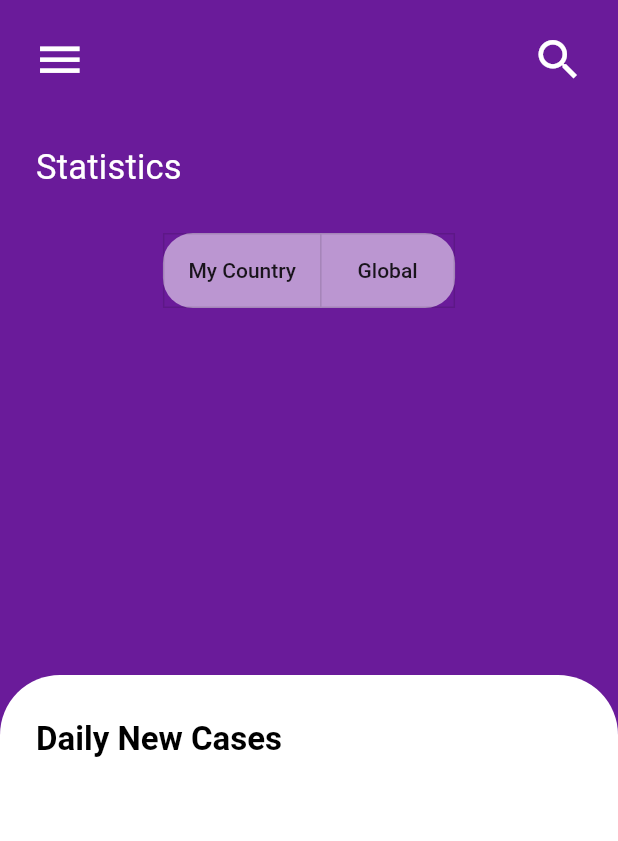
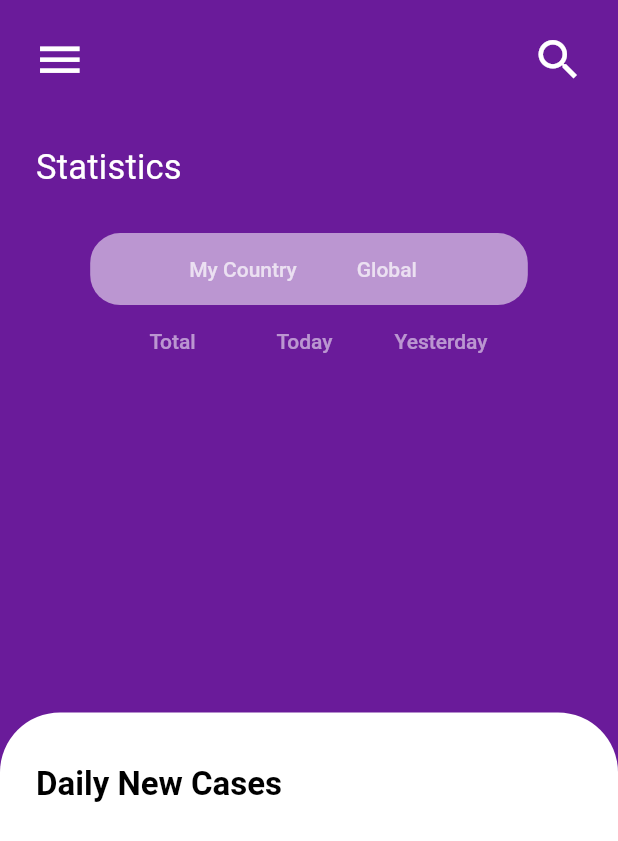
Before and after one commit to anasksy/covid19_stats, a Flutter app: the screen it shows after launch, after a tap on the "menu" icon, on a phone screen of 412 x 824 dp. Shown: the top 841 px of the screen. Run offline on Flutter 3.47's test engine with Material 2 defaults, Android fonts, the phone set to English and light mode, and no system bars.

Commit message:
Changed UI - New Buttons

```diff
--- a/lib/homescreen.dart
+++ b/lib/homescreen.dart
@@ -11,13 +11,14 @@ class _HomescreenState extends State<Homescreen> {
   Widget build(BuildContext context) {
     var size = MediaQuery.of(context).size;
     List<bool> _selections = List.generate(2, (_) => false);
+    List<bool> _selections2 = List.generate(3, (_) => false);
     return Scaffold(
       backgroundColor: Colors.purple[800],
       body: Stack(
         children: <Widget>[
           // Added white container with rounded corners
           Container(
-            margin: EdgeInsets.only(top: 450),
+            margin: EdgeInsets.only(top: 475),
             decoration: BoxDecoration(
               borderRadius: BorderRadius.only(
                 topLeft: Radius.circular(40),
@@ -38,7 +39,7 @@ class _HomescreenState extends State<Homescreen> {
                   letterSpacing: 0,
                   fontWeight: FontWeight.bold),
             ),
-            margin: EdgeInsets.only(top: 480, left: 24),
+            margin: EdgeInsets.only(top: 510, left: 24),
           ),
           SafeArea(
             child: Column(
@@ -52,7 +53,7 @@ class _HomescreenState extends State<Homescreen> {
                       child: IconButton(
                         icon: Icon(Icons.menu),
                         onPressed: () {
-                          Utils.printDebug("MENU BUTTON CLICKED");
+                          Utils.printDebug("PRESSED MENU BUTTON");
                         },
                         color: Colors.white,
                         highlightColor: Colors.white70,
@@ -65,7 +66,7 @@ class _HomescreenState extends State<Homescreen> {
                       child: IconButton(
                         icon: Icon(Icons.search),
                         onPressed: () {
-                          Utils.printDebug("SEARCH BUTTON CLICKED");
+                          Utils.printDebug("PRESSED SEARCH BUTTON");
                         },
                         color: Colors.white,
                         highlightColor: Colors.white70,
@@ -91,6 +92,7 @@ class _HomescreenState extends State<Homescreen> {
                 // Added ToggleButtons
                 // ==> My Country/Global
                 Container(
+                  padding: EdgeInsets.only(left: 50, right: 50),
                   decoration: BoxDecoration(
                     borderRadius: BorderRadius.all(
                       Radius.circular(20),
@@ -99,16 +101,25 @@ class _HomescreenState extends State<Homescreen> {
                   ),
                   margin: EdgeInsets.only(top: 30),
                   child: ToggleButtons(
+                    borderRadius: BorderRadius.all(
+                      Radius.circular(20),
+                    ),
                     children: <Widget>[
                       // maybe changing FlatButton to RaisedButton
                       FlatButton(
-                          child: Text("My Country"),
+                        child: Text(
+                          "My Country",
+                          style: TextStyle(color: Colors.white70),
+                        ),
                         onPressed: () {
                           Utils.printDebug("PRESSED MYCOUNTRY BUTTON");
                         },
                       ),
                       FlatButton(
-                          child: Text("Global"),
+                        child: Text(
+                          "Global",
+                          style: TextStyle(color: Colors.white70),
+                        ),
                         onPressed: () {
                           Utils.printDebug("PRESSED GLOBAL BUTTON");
                         },
@@ -119,8 +130,44 @@ class _HomescreenState extends State<Homescreen> {
                       setState(() {
                         _selections[index] = !_selections[index];
                       });
-                      }),
+                    },
+                    renderBorder: false,
                   ),
+                ),
+                // Added TOTAL/TODAY/YESTERDAY Buttons
+                ToggleButtons(
+                  children: <Widget>[
+                    FlatButton(
+                      child: Text(
+                        "Total",
+                        style: TextStyle(color: Colors.white54),
+                      ),
+                      onPressed: () {
+                        Utils.printDebug("PRESSED TOTAL BUTTON");
+                      },
+                    ),
+                    FlatButton(
+                      child: Text(
+                        "Today",
+                        style: TextStyle(color: Colors.white54),
+                      ),
+                      onPressed: () {
+                        Utils.printDebug("PRESSED TODAY BUTTON");
+                      },
+                    ),
+                    FlatButton(
+                      child: Text(
+                        "Yesterday",
+                        style: TextStyle(color: Colors.white54),
+                      ),
+                      onPressed: () {
+                        Utils.printDebug("PRESSED YESTERDAY BUTTON");
+                      },
+                    ),
+                  ],
+                  isSelected: _selections2,
+                  renderBorder: false,
+                )
               ],
             ),
           ),
```
Also changed, not shown: 1 other file. Lines whose indentation alone changed are shown as unchanged.
